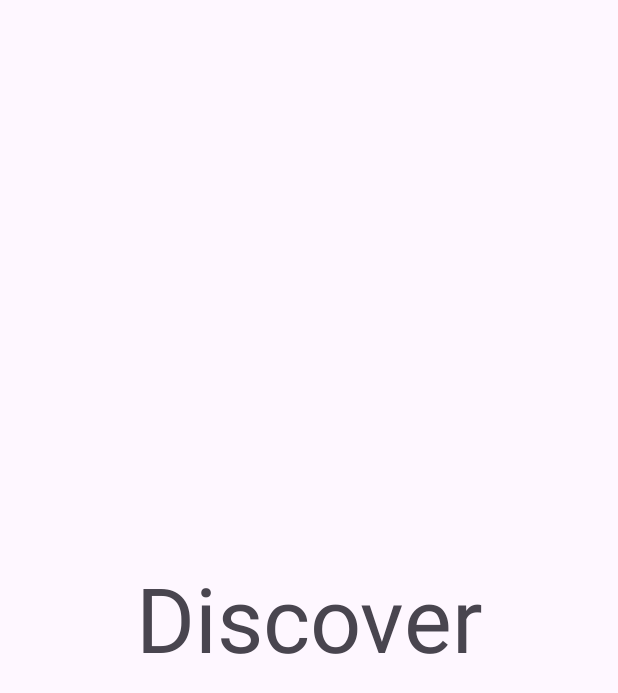
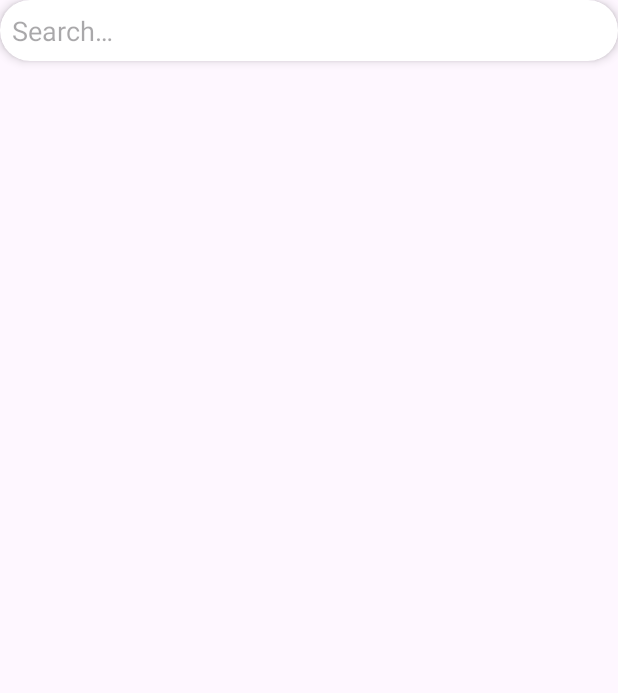
Before and after one commit to xforcevesa/slight-traveller, an Android app: the layout discover_layout.xml on its own in the app's theme, with its tools: preview values and no code run, on a phone screen of 412 x 824 dp. Shown: the top 693 px of the screen. Run offline under Robolectric (Android 15) with nearby library versions, the phone set to English and light mode, and no system bars.

Commit message:
Add Search Bar & UX Optimized

```diff
--- a/stapp/app/src/main/java/com/xvesa/stapp/NavigationHandler.java
+++ b/stapp/app/src/main/java/com/xvesa/stapp/NavigationHandler.java
@@ -3,7 +3,6 @@ package com.xvesa.stapp;
 import android.graphics.Typeface;
 import android.graphics.drawable.Drawable;
 import android.os.Bundle;
-import android.util.Log;
 import android.view.LayoutInflater;
 import android.view.View;
 import android.view.ViewGroup;
@@ -62,6 +61,8 @@ public class NavigationHandler {
                     .beginTransaction()
                     .add(R.id.main_frame, Objects.requireNonNull(this.mapper.get(R.id.home_tabs_menu_first)))
                     .commitNow();
+
+            this.lastViewID = R.id.home_tabs_menu_first;
 
             RelativeLayout frame = (RelativeLayout) this.getView();
             assert frame != null;
@@ -146,6 +147,12 @@ public class NavigationHandler {
                         .beginTransaction()
                         .replace(R.id.fragment_container, value)
                         .commitNow();
+
+                if (key == R.id.navigation_home) {
+                    HomePageFragment _default_fragment = (HomePageFragment) Objects.requireNonNull(this.mapper.get(R.id.navigation_home));
+                    assert _default_fragment.getView() != null;
+                    _default_fragment.afterCreateHandler();
+                }
             });
         });
     }
--- /dev/null
+++ b/stapp/app/src/main/res/drawable/search_edit_text_background.xml
@@ -0,0 +1,9 @@
+<!-- res/drawable/edit_text_background.xml -->
+<shape xmlns:android="http://schemas.android.com/apk/res/android"
+    android:shape="rectangle">
+    <solid android:color="@android:color/transparent" />
+    <stroke
+        android:width="0dp"
+        android:color="@color/search_bar_color" />
+    <corners android:radius="0dp" />
+</shape>
--- a/stapp/app/src/main/res/layout/activity_main.xml
+++ b/stapp/app/src/main/res/layout/activity_main.xml
@@ -28,32 +28,35 @@
 
         <TextView
             android:id="@+id/navigation_home"
-            android:layout_width="wrap_content"
+            android:layout_width="0dp"
             android:layout_height="wrap_content"
             android:text="@string/nav_menu_first"
             app:drawableTopCompat="@drawable/home_original"
             android:layout_weight="1"
             android:textAlignment="center"
+            android:layout_gravity="center_horizontal"
             />
 
         <TextView
             android:id="@+id/navigation_discover"
-            android:layout_width="wrap_content"
+            android:layout_width="0dp"
             android:layout_height="wrap_content"
             android:text="@string/nav_menu_second"
             app:drawableTopCompat="@drawable/search_original"
             android:layout_weight="1"
             android:textAlignment="center"
+            android:layout_gravity="center_horizontal"
             />
 
         <TextView
             android:id="@+id/navigation_dashboard"
-            android:layout_width="wrap_content"
+            android:layout_width="0dp"
             android:layout_height="wrap_content"
             android:text="@string/nav_menu_third"
             app:drawableTopCompat="@drawable/dashboard_original"
             android:layout_weight="1"
             android:textAlignment="center"
+            android:layout_gravity="center_horizontal"
             />
 
     </LinearLayout>
--- a/stapp/app/src/main/res/layout/discover_layout.xml
+++ b/stapp/app/src/main/res/layout/discover_layout.xml
@@ -1,15 +1,27 @@
 <?xml version="1.0" encoding="utf-8"?>
-<androidx.constraintlayout.widget.ConstraintLayout xmlns:android="http://schemas.android.com/apk/res/android"
+<RelativeLayout xmlns:android="http://schemas.android.com/apk/res/android"
     android:layout_width="match_parent"
     android:layout_height="match_parent"
-    android:id="@+id/discover_layout" >
+    xmlns:app="http://schemas.android.com/apk/res-auto"
+    android:id="@+id/discover_layout">
 
-    <TextView
+    <androidx.cardview.widget.CardView
         android:layout_width="match_parent"
-        android:layout_height="match_parent"
-        android:text="@string/nav_menu_second"
-        android:textAlignment="center"
-        android:textSize="60sp"
-        android:gravity="center" />
+        android:layout_height="wrap_content"
+        app:cardCornerRadius="20dp"
+        app:cardElevation="4dp">
 
-</androidx.constraintlayout.widget.ConstraintLayout>
+        <EditText
+            android:inputType="text"
+            android:layout_width="match_parent"
+            android:layout_height="wrap_content"
+            android:hint="@string/search_hint"
+            android:padding="8dp"
+            android:background="@drawable/search_edit_text_background"
+            android:autofillHints="Enter the keywords..."
+            />
+
+    </androidx.cardview.widget.CardView>
+
+
+</RelativeLayout>
--- a/stapp/app/src/main/res/values/colors.xml
+++ b/stapp/app/src/main/res/values/colors.xml
@@ -4,4 +4,5 @@
     <color name="white">#FFFFFFFF</color>
     <color name="home_tabs_selected">#5F6799</color>
     <color name="home_tabs_original">#999999</color>
+    <color name="search_bar_color">#99AF77</color>
 </resources>
--- a/stapp/app/src/main/res/values/strings.xml
+++ b/stapp/app/src/main/res/values/strings.xml
@@ -8,4 +8,5 @@
     <string name="experiences">Experiences</string>
     <string name="adventures">Adventures</string>
     <string name="activities">Activities</string>
+    <string name="search_hint">Search&#8230;</string>
 </resources>
```
